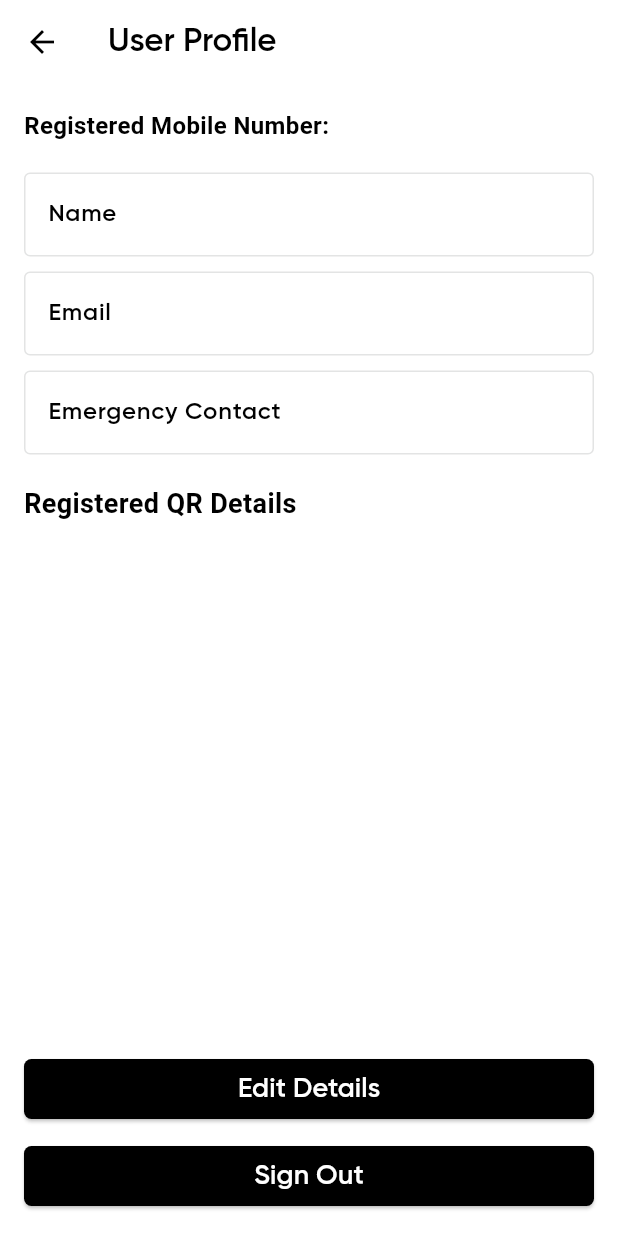
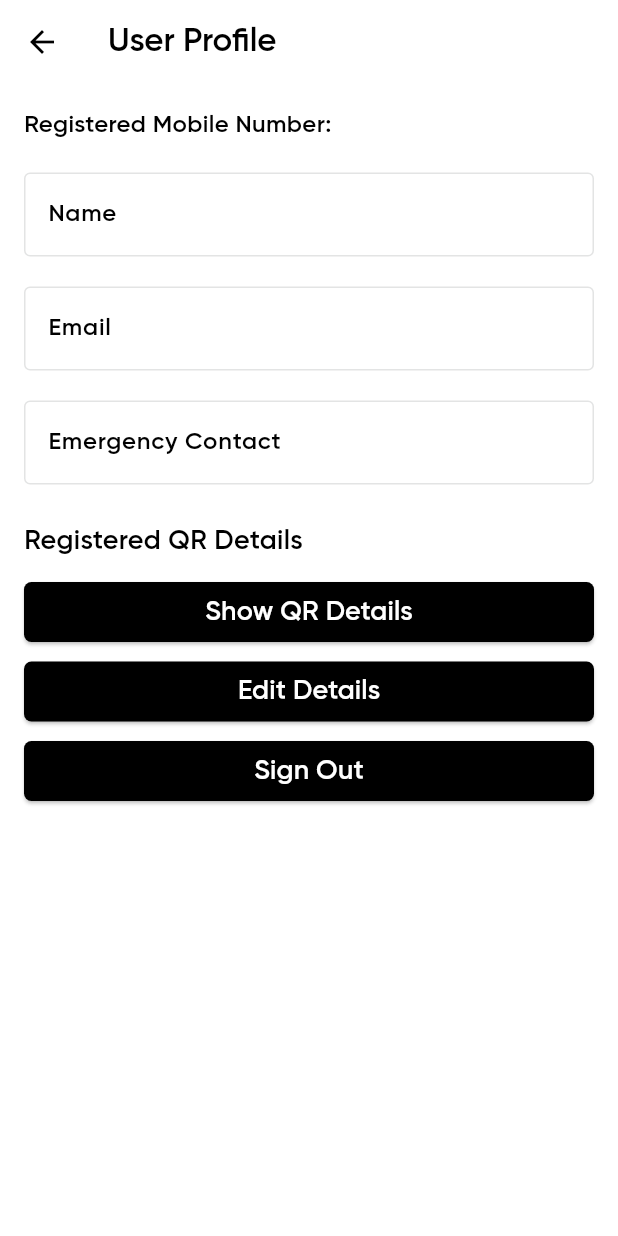
Before and after one commit to singhrishabh93/safe-connect-app, a Flutter app: the UserProfilePage screen opened directly, on a phone screen of 412 x 824 dp. Run offline on Flutter 3.47's test engine with Material 3 defaults, Android fonts, the phone set to English and light mode, and no system bars; our stand-ins replace camera, carousel_slider, cloud_firestore, connectivity, firebase_auth, firebase_core and 8 more; missing offline and left inert: audio_session, flutter_phone_direct_caller, flutter_sound, flutter_sound_platform_interface, qr_code_scanner; accounts and stored records are empty.

Commit message:
added the showQR detail functionality

```diff
--- a/lib/screens/UserProfile/userProfile.dart
+++ b/lib/screens/UserProfile/userProfile.dart
@@ -22,6 +22,8 @@ class _UserProfilePageState extends State<UserProfilePage> {
   bool isEditMode = false;
   bool showDeleteButton = false;
   Map<String, dynamic> registeredQrDetails = {};
+  bool showRegisteredQr =
+      false; // New flag to control visibility of registered QR details
 
   @override
   void initState() {
@@ -63,6 +65,266 @@ class _UserProfilePageState extends State<UserProfilePage> {
       });
       setState(() {});
     }
+  }
+
+  // Rest of the methods remain unchanged
+
+  @override
+  Widget build(BuildContext context) {
+    return Scaffold(
+      appBar: AppBar(
+        iconTheme: IconThemeData(
+          color: Colors.black, //change your color here
+        ),
+        title: Text(
+          'User Profile',
+          style: TextStyle(color: Colors.black, fontFamily: "gilroy"),
+        ),
+        backgroundColor: Colors.white,
+      ),
+      body: Container(
+        color: Colors.white,
+        padding: EdgeInsets.all(16.0),
+        child: Column(
+          crossAxisAlignment: CrossAxisAlignment.stretch,
+          children: [
+            Text(
+              'Registered Mobile Number: $mobileNumber',
+              style: TextStyle(
+                fontSize: 16,
+                fontFamily: 'gilroy',
+                fontWeight: FontWeight.bold,
+                color: Colors.black,
+              ),
+            ),
+            SizedBox(height: 20),
+            TextField(
+              controller: _nameController,
+              style: TextStyle(
+                color: Colors.black,
+                fontFamily: 'gilroy',
+              ),
+              decoration: InputDecoration(
+                labelText: 'Name',
+                labelStyle: TextStyle(
+                  color: Colors.black,
+                  fontFamily: 'gilroy',
+                  fontWeight: FontWeight.bold,
+                ),
+                border: OutlineInputBorder(),
+              ),
+              enabled: isEditMode,
+            ),
+            SizedBox(height: 20),
+            TextField(
+              controller: _emailController,
+              style: TextStyle(
+                color: Colors.black,
+                fontFamily: 'gilroy',
+              ),
+              decoration: InputDecoration(
+                labelText: 'Email',
+                labelStyle: TextStyle(
+                  color: Colors.black,
+                  fontFamily: 'gilroy',
+                  fontWeight: FontWeight.bold,
+                ),
+                border: OutlineInputBorder(),
+              ),
+              keyboardType: TextInputType.emailAddress,
+              inputFormatters: [
+                FilteringTextInputFormatter.singleLineFormatter,
+              ],
+              enabled: isEditMode,
+            ),
+            SizedBox(height: 20),
+            TextField(
+              controller: _emergencyContactController,
+              style: TextStyle(
+                color: Colors.black,
+                fontFamily: 'gilroy',
+              ),
+              decoration: InputDecoration(
+                labelText: 'Emergency Contact',
+                labelStyle: TextStyle(
+                  color: Colors.black,
+                  fontFamily: 'gilroy',
+                  fontWeight: FontWeight.bold,
+                ),
+                border: OutlineInputBorder(),
+              ),
+              keyboardType: TextInputType.phone,
+              inputFormatters: [
+                FilteringTextInputFormatter.digitsOnly,
+                LengthLimitingTextInputFormatter(10),
+              ],
+              enabled: isEditMode,
+            ),
+            SizedBox(height: 25),
+            Text(
+              'Registered QR Details',
+              style: TextStyle(
+                fontSize: 18,
+                fontFamily: 'gilroy',
+                fontWeight: FontWeight.bold,
+                color: Colors.black,
+              ),
+            ),
+            SizedBox(height: 10),
+            if (showRegisteredQr) // Conditionally show registered QR details above the button
+              Expanded(
+                child: ListView.builder(
+                  itemCount: registeredQrDetails.length,
+                  itemBuilder: (context, index) {
+                    String docId = registeredQrDetails.keys.elementAt(index);
+                    Map<String, dynamic> details =
+                        registeredQrDetails.values.elementAt(index);
+
+                    return Column(
+                      crossAxisAlignment: CrossAxisAlignment.start,
+                      children: [
+                        Text(
+                          'Document ID: $docId',
+                          style: TextStyle(
+                            color: Colors.black,
+                            fontWeight: FontWeight.bold,
+                          ),
+                        ),
+                        SizedBox(height: 5),
+                        Text(
+                          'Name: ${details['name']}',
+                          style: TextStyle(color: Colors.black),
+                        ),
+                        Text(
+                          'Vehicle Name: ${details['vehicleName']}',
+                          style: TextStyle(color: Colors.black),
+                        ),
+                        Text(
+                          'Vehicle Number: ${details['vehicleNumber']}',
+                          style: TextStyle(color: Colors.black),
+                        ),
+                        Text(
+                          'Email: ${details['email']}',
+                          style: TextStyle(color: Colors.black),
+                        ),
+                        Text(
+                          'Contact Number: ${details['contactNumber']}',
+                          style: TextStyle(color: Colors.black),
+                        ),
+                        Text(
+                          'Emergency Contact: ${details['emergencyContact']}',
+                          style: TextStyle(color: Colors.black),
+                        ),
+                      ],
+                    );
+                  },
+                ),
+              ),
+            ElevatedButton(
+              onPressed: () {
+                setState(() {
+                  showRegisteredQr = !showRegisteredQr; // Toggle the flag
+                });
+                if (showRegisteredQr) {
+                  _fetchRegisteredQrDetails(); // Fetch registered QR details if the flag is true
+                }
+              },
+              child: Text(
+                showRegisteredQr ? 'Hide QR Details' : 'Show QR Details',
+                style: TextStyle(
+                  color: Colors.white,
+                  fontSize: 18,
+                  fontFamily: "gilroy",
+                ),
+              ),
+              style: ElevatedButton.styleFrom(
+                backgroundColor: Colors.black,
+                shape: RoundedRectangleBorder(
+                  borderRadius: BorderRadius.circular(5),
+                ),
+              ),
+            ),
+            SizedBox(height: 5),
+            ElevatedButton(
+              onPressed: () {
+                setState(() {
+                  if (isEditMode) {
+                    _updateUserData();
+                  }
+                  isEditMode = !isEditMode;
+                });
+              },
+              child: Text(
+                isEditMode ? 'Save Detail' : 'Edit Details',
+                style: TextStyle(
+                  color: Colors.white,
+                  fontSize: 18,
+                  fontFamily: "gilroy",
+                ),
+              ),
+              style: ElevatedButton.styleFrom(
+                backgroundColor: isEditMode ? Colors.green : Colors.black,
+                shape: RoundedRectangleBorder(
+                  borderRadius: BorderRadius.circular(5),
+                ),
+              ),
+            ),
+            SizedBox(height: 5),
+            Row(
+              children: [
+                Expanded(
+                  child: ElevatedButton(
+                    onPressed: () {
+                      FirebaseAuth.instance.signOut(); // Sign out the user
+                      Navigator.pushAndRemoveUntil(
+                        context,
+                        MaterialPageRoute(
+                          builder: (context) => LoginScreen(),
+                        ),
+                        (route) => false,
+                      );
+                    },
+                    child: Text(
+                      "Sign Out",
+                      style: TextStyle(
+                        color: Colors.white,
+                        fontSize: 18,
+                        fontFamily: "gilroy",
+                      ),
+                    ),
+                    style: ElevatedButton.styleFrom(
+                      backgroundColor: Colors.black,
+                      shape: RoundedRectangleBorder(
+                        borderRadius: BorderRadius.circular(5),
+                      ),
+                    ),
+                  ),
+                ),
+              ],
+            ),
+            SizedBox(height: 10),
+            if (showDeleteButton)
+              ElevatedButton(
+                onPressed: _deleteAccount,
+                child: Text(
+                  "Delete Account",
+                  style: TextStyle(
+                    color: Colors.white,
+                    fontSize: 18,
+                    fontFamily: "gilroy",
+                  ),
+                ),
+                style: ElevatedButton.styleFrom(
+                  backgroundColor: Colors.red,
+                  shape: RoundedRectangleBorder(
+                    borderRadius: BorderRadius.circular(5),
+                  ),
+                ),
+              ),
+          ],
+        ),
+      ),
+    );
   }
 
   Future<void> _updateUserData() async {
@@ -190,271 +452,4 @@ class _UserProfilePageState extends State<UserProfilePage> {
       },
     );
   }
-
-  @override
-  Widget build(BuildContext context) {
-    return Scaffold(
-      appBar: AppBar(
-        iconTheme: IconThemeData(
-          color: Colors.black, //change your color here
-        ),
-        title: Text(
-          'User Profile',
-          style: TextStyle(color: Colors.black, fontFamily: "gilroy"),
-        ),
-        backgroundColor: Colors.white,
-      ),
-      body: Container(
-        color: Colors.white,
-        padding: EdgeInsets.all(16.0),
-        child: Column(
-          crossAxisAlignment: CrossAxisAlignment.stretch,
-          children: [
-            Text(
-              'Registered Mobile Number: $mobileNumber',
-              style: TextStyle(
-                  fontSize: 16,
-                  fontWeight: FontWeight.bold,
-                  color: Colors.black),
-            ),
-            SizedBox(height: 20),
-            TextField(
-              controller: _nameController,
-              style: TextStyle(
-                color: Colors.black,
-                fontFamily: 'gilroy',
-              ),
-              decoration: InputDecoration(
-                labelText: 'Name',
-                labelStyle: TextStyle(
-                  color: Colors.black,
-                  fontFamily: 'gilroy',
-                ),
-                border: OutlineInputBorder(),
-              ),
-              enabled: isEditMode,
-            ),
-            SizedBox(height: 10),
-            TextField(
-              controller: _emailController,
-              style: TextStyle(
-                color: Colors.black,
-                fontFamily: 'gilroy',
-              ),
-              decoration: InputDecoration(
-                labelText: 'Email',
-                labelStyle: TextStyle(
-                  color: Colors.black,
-                  fontFamily: 'gilroy',
-                ),
-                border: OutlineInputBorder(),
-              ),
-              keyboardType: TextInputType.emailAddress,
-              inputFormatters: [
-                FilteringTextInputFormatter.singleLineFormatter,
-              ],
-              enabled: isEditMode,
-            ),
-            SizedBox(height: 10),
-            TextField(
-              controller: _emergencyContactController,
-              style: TextStyle(color: Colors.black, fontFamily: 'gilroy'),
-              decoration: InputDecoration(
-                labelText: 'Emergency Contact',
-                labelStyle:
-                    TextStyle(color: Colors.black, fontFamily: 'gilroy'),
-                border: OutlineInputBorder(),
-              ),
-              keyboardType: TextInputType.phone,
-              inputFormatters: [
-                FilteringTextInputFormatter.digitsOnly,
-                LengthLimitingTextInputFormatter(10),
-              ],
-              enabled: isEditMode,
-            ),
-            SizedBox(height: 20),
-            Text(
-              'Registered QR Details',
-              style: TextStyle(
-                fontSize: 18,
-                fontWeight: FontWeight.bold,
-                color: Colors.black,
-              ),
-            ),
-            SizedBox(height: 10),
-            Expanded(
-              child: ListView.builder(
-                itemCount: registeredQrDetails.length,
-                itemBuilder: (context, index) {
-                  String docId = registeredQrDetails.keys.elementAt(index);
-                  Map<String, dynamic> details =
-                      registeredQrDetails.values.elementAt(index);
-
-                  return Column(
-                    crossAxisAlignment: CrossAxisAlignment.start,
-                    children: [
-                      Text(
-                        'Document ID: $docId',
-                        style: TextStyle(
-                          color: Colors.black,
-                          fontWeight: FontWeight.bold,
-                        ),
-                      ),
-                      SizedBox(height: 5),
-                      Text(
-                        'Name: ${details['name']}',
-                        style: TextStyle(color: Colors.black),
-                      ),
-                      Text(
-                        'Vehicle Name: ${details['vehicleName']}',
-                        style: TextStyle(color: Colors.black),
-                      ),
-                      Text(
-                        'Vehicle Number: ${details['vehicleNumber']}',
-                        style: TextStyle(color: Colors.black),
-                      ),
-                      Text(
-                        'Email: ${details['email']}',
-                        style: TextStyle(color: Colors.black),
-                      ),
-                      Text(
-                        'Contact Number: ${details['contactNumber']}',
-                        style: TextStyle(color: Colors.black),
-                      ),
-                      Text(
-                        'Emergency Contact: ${details['emergencyContact']}',
-                        style: TextStyle(color: Colors.black),
-                      ),
-                      Divider(
-                        color: Colors.black,
-                      ),
-                    ],
-                  );
-                },
-              ),
-            ),
-            SizedBox(height: 20),
-            isEditMode
-                ? Row(
-                    children: [
-                      Expanded(
-                        child: ElevatedButton(
-                          onPressed: _updateUserData,
-                          child: Text(
-                            "Update",
-                            style: TextStyle(
-                              color: Colors.black,
-                              fontSize: 18,
-                              fontFamily: "gilroy",
-                            ),
-                          ),
-                          style: ElevatedButton.styleFrom(
-                            backgroundColor: Colors.green,
-                            shape: RoundedRectangleBorder(
-                              borderRadius: BorderRadius.circular(5),
-                            ),
-                          ),
-                        ),
-                      ),
-                      SizedBox(width: 10),
-                      Expanded(
-                        child: ElevatedButton(
-                          onPressed: () {
-                            setState(() {
-                              isEditMode = false;
-                              showDeleteButton = false;
-                            });
-                          },
-                          child: Text(
-                            "Cancel",
-                            style: TextStyle(
-                              color: Colors.white,
-                              fontSize: 18,
-                              fontFamily: "gilroy",
-                            ),
-                          ),
-                          style: ElevatedButton.styleFrom(
-                            backgroundColor: Colors.black,
-                            shape: RoundedRectangleBorder(
-                              borderRadius: BorderRadius.circular(5),
-                            ),
-                          ),
-                        ),
-                      ),
-                    ],
-                  )
-                : ElevatedButton(
-                    onPressed: () {
-                      setState(() {
-                        isEditMode = true;
-                        showDeleteButton = true;
-                      });
-                    },
-                    child: Text(
-                      "Edit Details",
-                      style: TextStyle(
-                        color: Colors.white,
-                        fontSize: 18,
-                        fontFamily: "gilroy",
-                      ),
-                    ),
-                    style: ElevatedButton.styleFrom(
-                      backgroundColor: Colors.black,
-                      shape: RoundedRectangleBorder(
-                        borderRadius: BorderRadius.circular(5),
-                      ),
-                    ),
-                  ),
-            SizedBox(height: 10),
-            if (showDeleteButton)
-              ElevatedButton(
-                onPressed: _deleteAccount,
-                child: Text(
-                  "Delete Account",
-                  style: TextStyle(
-                    color: Colors.white,
-                    fontSize: 18,
-                    fontFamily: "gilroy",
-                  ),
-                ),
-                style: ElevatedButton.styleFrom(
-                  backgroundColor: Colors.red,
-                  shape: RoundedRectangleBorder(
-                    borderRadius: BorderRadius.circular(5),
-                  ),
-                ),
-              )
-            else
-              ElevatedButton(
-                onPressed: () {
-                  FirebaseAuth.instance.signOut(); // Sign out the user
-                  Navigator.pushAndRemoveUntil(
-                    context,
-                    MaterialPageRoute(
-                        builder: (context) =>
-                            LoginScreen()), // Navigate to login screen
-                    (route) =>
-                        false, // Clear all routes except for the login screen
-                  );
-                },
-                child: Text(
-                  "Sign Out",
-                  style: TextStyle(
-                    color: Colors.white,
-                    fontSize: 18,
-                    fontFamily: "gilroy",
-                  ),
-                ),
-                style: ElevatedButton.styleFrom(
-                  backgroundColor: Colors.black,
-                  shape: RoundedRectangleBorder(
-                    borderRadius: BorderRadius.circular(5),
-                  ),
-                ),
-              ),
-          ],
-        ),
-      ),
-    );
-  }
 }
```
